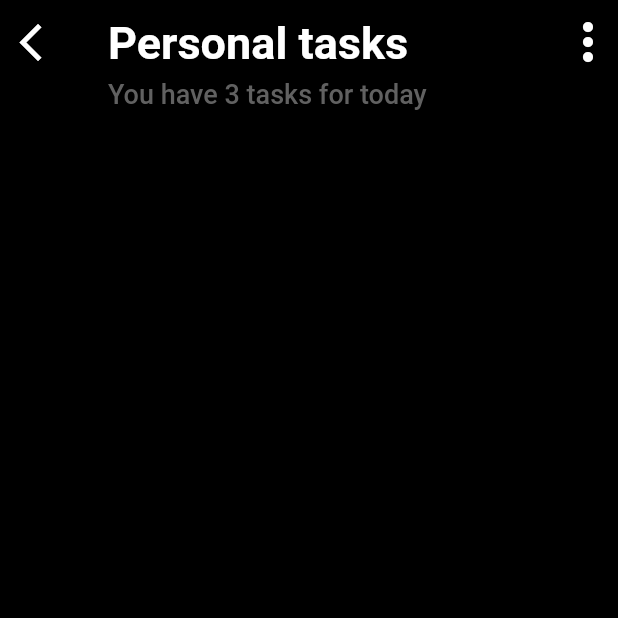
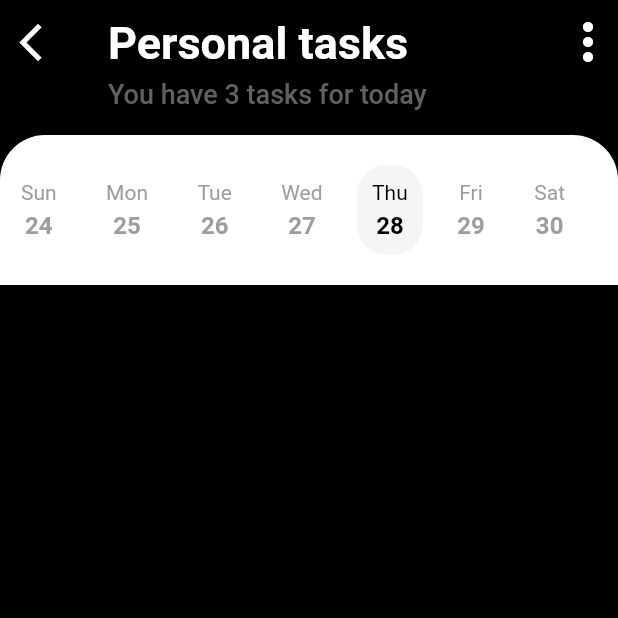
Before and after one commit to padfoot-16/Task-managment-ui, a Flutter app: the screen it shows after launch, after a tap on "Personal", on a phone screen of 412 x 824 dp, the top half of it. Run offline on Flutter 3.47's test engine with Material 2 defaults, Android fonts, the phone set to English and light mode, and no system bars; our stand-ins replace dotted_border.

Commit message:
datepicker works

```diff
--- a/lib/screens/detail/detail.dart
+++ b/lib/screens/detail/detail.dart
@@ -2,6 +2,7 @@
 
 import 'package:flutter/material.dart';
 import 'package:managmentui/models/tasks_model.dart';
+import 'package:managmentui/screens/detail/widgets/datepicker.dart';
 
 class DetailPage extends StatelessWidget {
   final Task task;
@@ -15,7 +16,20 @@ class DetailPage extends StatelessWidget {
       backgroundColor: Colors.black,
       body:CustomScrollView(
         slivers: [
-          _buildAppbar(context)
+          _buildAppbar(context),
+          SliverToBoxAdapter(
+            child: Container(
+              decoration: BoxDecoration(
+                color: Colors.white,
+                borderRadius: BorderRadius.only(topLeft: Radius.circular(30),topRight: Radius.circular(30))
+              ),
+              child:Column(
+                crossAxisAlignment: CrossAxisAlignment.start,
+                children: [
+                  Datepicker()
+              ]) ,
+            ),
+          )
         ],
       ) ,
     );
--- /dev/null
+++ b/lib/screens/detail/widgets/datepicker.dart
@@ -0,0 +1,53 @@
+import 'package:flutter/material.dart';
+
+class Datepicker extends StatefulWidget {
+  @override
+  State<Datepicker> createState() => _DatepickerState();
+}
+
+class _DatepickerState extends State<Datepicker> {
+  final weeklist = ['Sun', 'Mon', 'Tue', 'Wed', 'Thu', 'Fri', 'Sat'];
+  final daylists = ['24', '25', '26', '27', '28', '29', '30'];
+  var selected = 4;
+  @override
+  Widget build(BuildContext context) {
+    return Container(
+        height: 100,
+        padding: EdgeInsets.symmetric(vertical: 20),
+        decoration: BoxDecoration(
+            borderRadius: BorderRadius.only(
+                topLeft: Radius.circular(30), topRight: Radius.circular(30))),
+        child: ListView.separated(
+          scrollDirection: Axis.horizontal,
+            itemBuilder: (context,index)=>
+            GestureDetector(
+              onTap: () => setState(() => selected =index ),
+              child:Container(
+                padding: EdgeInsets.all(10),
+                margin: EdgeInsets.symmetric(horizontal: 4),
+                decoration:BoxDecoration(
+                  borderRadius: BorderRadius.circular(20),
+                  color: selected == index ? Colors.grey.withOpacity(0.1) : null
+                ) ,
+                child: Column(
+                  children: [
+                    Text(weeklist[index],
+                    style: TextStyle(
+                      color: selected == index ? Colors.black : Colors.grey
+                    ),),
+                    SizedBox(height: 5,),
+                    Text(daylists[index],
+                    style:TextStyle(
+                      fontSize: 16,
+                      fontWeight: FontWeight.bold,
+                      color: selected == index ? Colors.black : Colors.grey
+                    ) ,)
+                  ],
+                ) ,
+              ) ,
+            ),
+            separatorBuilder: (_,index) => SizedBox(width:5 ,),
+            itemCount: weeklist.length
+            ));
+  }
+}
--- a/pubspec.yaml
+++ b/pubspec.yaml
@@ -36,6 +36,7 @@ dependencies:
   # Use with the CupertinoIcons class for iOS style icons.
   cupertino_icons: ^1.0.2
   dotted_border: ^2.0.0+3
+  table_calendar: ^3.0.9
 
 dev_dependencies:
   flutter_test:
```
Also changed, not shown: pubspec.lock.
